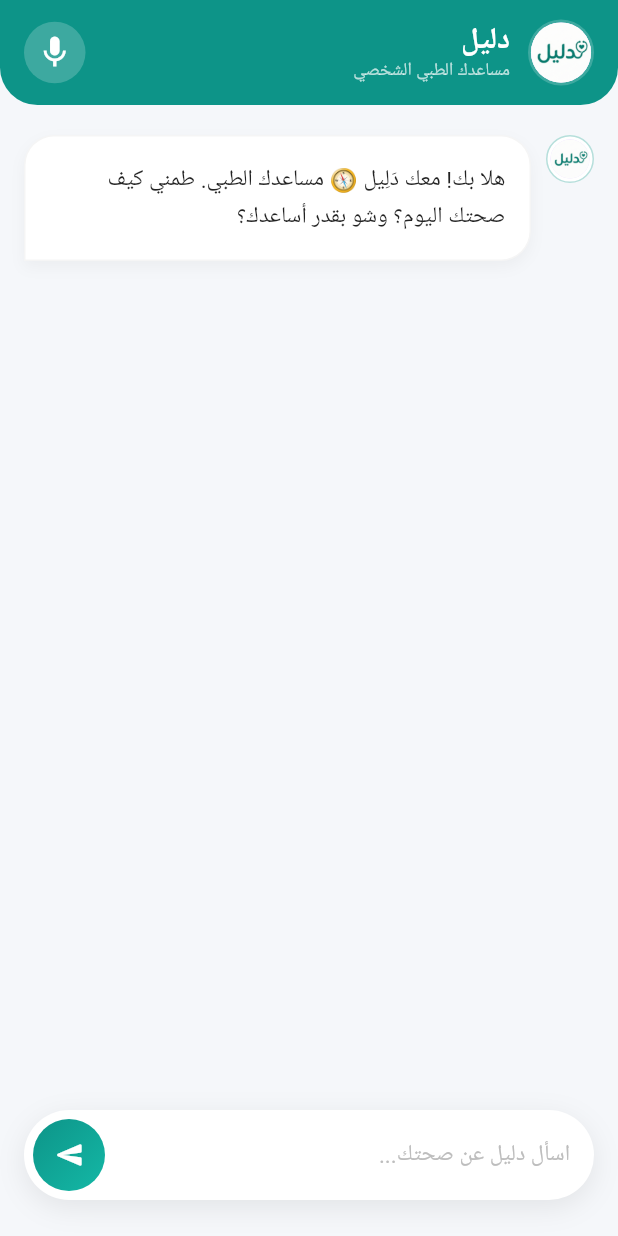
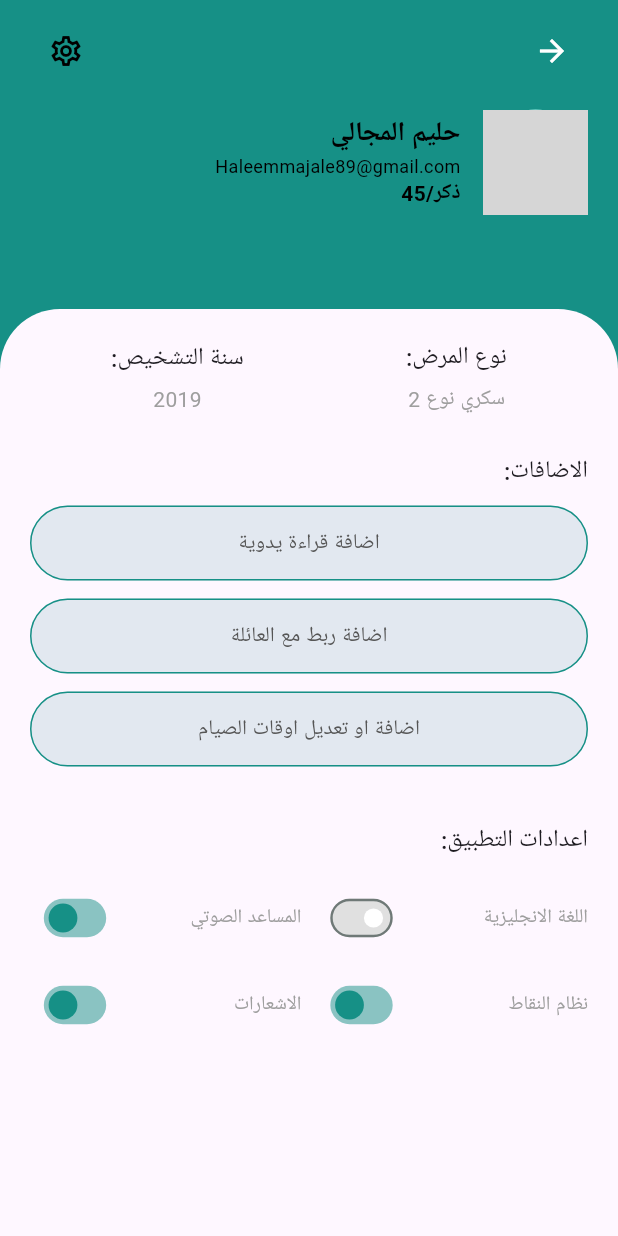
Before and after one commit to anas56u/health-compass, a Flutter app: the screen it shows after launch, on a phone screen of 412 x 824 dp. Run offline on Flutter 3.47's test engine with Material 3 defaults, Android fonts, the phone set to English and light mode, and no system bars; drawn by our look-alikes of flutter_markdown; our stand-ins replace avatar_glow, bloc, cloud_firestore, equatable, firebase_auth, firebase_core and 12 more; missing offline and left inert: health; accounts and stored records are empty; network calls fail; Roboto replaces fonts that are missing (Arial); grey boxes are pictures that could not be loaded.

Commit message:
patient_profile_ui

```diff
--- /dev/null
+++ b/lib/feature/profile/patient_profile.dart
@@ -0,0 +1,236 @@
+import 'package:flutter/material.dart';
+
+class PatientProfilePage extends StatefulWidget {
+  const PatientProfilePage({super.key});
+
+  @override
+  State<PatientProfilePage> createState() => _PatientProfilePageState();
+}
+
+class _PatientProfilePageState extends State<PatientProfilePage> {
+  bool _isEnglish = false;
+  bool _isPointsSystem = true;
+  bool _isVoiceAssistant = true;
+  bool _isNotifications = true;
+
+  @override
+  Widget build(BuildContext context) {
+    const primaryTurquoise = Color(0xFF169086);
+    const lightCardBg = Color(0xFFEDF1F6);
+    const buttonBg = Color(0xFFE2E8F0);
+    const mainText = Colors.black;
+
+
+    return Theme(
+      data: ThemeData(
+        fontFamily: 'Arial',
+        colorScheme: ColorScheme.fromSeed(
+          seedColor: primaryTurquoise,
+          primary: primaryTurquoise,
+          surface: lightCardBg,
+          onSurface: mainText,
+        ),
+        scaffoldBackgroundColor: primaryTurquoise,
+
+        outlinedButtonTheme: OutlinedButtonThemeData(
+          style: OutlinedButton.styleFrom(
+            backgroundColor: buttonBg,
+            foregroundColor: const Color(0xFF555555),
+            side: const BorderSide(color: primaryTurquoise, width: 1),
+            shape: RoundedRectangleBorder(
+              borderRadius: BorderRadius.circular(25),
+            ),
+            textStyle: const TextStyle(fontSize: 14, fontFamily: 'Arial'),
+            minimumSize: const Size(double.infinity, 50),
+          ),
+        ),
+
+        switchTheme: SwitchThemeData(
+          thumbColor: MaterialStateProperty.resolveWith((states) {
+            if (states.contains(MaterialState.selected)) return primaryTurquoise;
+            return Colors.white;
+          }),
+          trackColor: MaterialStateProperty.resolveWith((states) {
+            if (states.contains(MaterialState.selected)) return primaryTurquoise.withOpacity(0.5);
+            return Colors.grey.shade300;
+          }),
+        ),
+
+        textTheme: const TextTheme(
+          titleMedium: TextStyle(fontWeight: FontWeight.bold, fontSize: 16),
+          bodyMedium: TextStyle(fontSize: 14),
+        ),
+      ),
+      child: Directionality(
+        textDirection: TextDirection.rtl,
+        child: Scaffold(
+          body: Stack(
+            children: [
+              _buildHeader(),
+              Align(
+                alignment: Alignment.bottomCenter,
+                child: Container(
+                  height: MediaQuery.of(context).size.height * 0.75,
+                  decoration: BoxDecoration(
+                    color: Theme.of(context).colorScheme.surface,
+                    borderRadius: const BorderRadius.only(
+                      topLeft: Radius.circular(40),
+                      topRight: Radius.circular(40),
+                    ),
+                  ),
+                  child: SingleChildScrollView(
+                    padding: const EdgeInsets.all(20),
+                    child: Column(
+                      crossAxisAlignment: CrossAxisAlignment.start,
+                      children: [
+                        _buildInfoCard(Theme.of(context)),
+                        const SizedBox(height: 25),
+                        Text('الاضافات:', style: Theme.of(context).textTheme.titleMedium),
+                        const SizedBox(height: 10),
+                        _buildActionButtons(),
+                        const SizedBox(height: 25),
+                        Text('اعدادات التطبيق:', style: Theme.of(context).textTheme.titleMedium),
+                        const SizedBox(height: 10),
+                        _buildSettingsSection(),
+                      ],
+                    ),
+                  ),
+                ),
+              ),
+            ],
+          ),
+        ),
+      ),
+    );
+  }
+
+
+  Widget _buildHeader() {
+    return SafeArea(
+      child: Padding(
+        padding: const EdgeInsets.symmetric(horizontal: 20, vertical: 10),
+        child: Column(
+          children: [
+            Row(
+              mainAxisAlignment: MainAxisAlignment.spaceBetween,
+              children: [
+                IconButton(
+                  icon: const Icon(Icons.arrow_back, color: Colors.white),
+                  onPressed: () {
+                     if (Navigator.canPop(context)) {
+                       Navigator.pop(context);
+                     }
+                  },
+                ),
+                IconButton(
+                  icon: const Icon(Icons.settings_outlined, color: Colors.black),
+                  onPressed: () {},
+                ),
+              ],
+            ),
+            const SizedBox(height: 15),
+            Row(
+              children: [
+                const CircleAvatar(
+                  radius: 35,
+                  backgroundImage: NetworkImage('https://i.pravatar.cc/150?img=11'),
+                ),
+                const SizedBox(width: 15),
+                Column(
+                  crossAxisAlignment: CrossAxisAlignment.start,
+                  children: const [
+                    Text('حليم المجالي', style: TextStyle(fontWeight: FontWeight.bold, fontSize: 18)),
+                    Text('Haleemmajale89@gmail.com', style: TextStyle(fontSize: 12)),
+                    Text('ذكر/45', style: TextStyle(fontWeight: FontWeight.bold)),
+                  ],
+                ),
+              ],
+            ),
+          ],
+        ),
+      ),
+    );
+  }
+
+  Widget _buildInfoCard(ThemeData theme) {
+    return Row(
+      mainAxisAlignment: MainAxisAlignment.spaceAround,
+      children: [
+        _buildInfoColumn('نوع المرض:', 'سكري نوع 2', theme),
+        _buildInfoColumn('سنة التشخيص:', '2019', theme),
+      ],
+    );
+  }
+
+  Widget _buildInfoColumn(String title, String value, ThemeData theme) {
+    return Column(
+      children: [
+        Text(title, style: theme.textTheme.titleMedium),
+        const SizedBox(height: 5),
+        Text(value, style: const TextStyle(color: Colors.grey, fontSize: 14)),
+      ],
+    );
+  }
+
+  Widget _buildActionButtons() {
+    final buttons = [
+      'اضافة قراءة يدوية',
+      'اضافة ربط مع العائلة',
+      'اضافة او تعديل اوقات الصيام',
+    ];
+
+    return Column(
+      children: buttons.map((text) => Container(
+        margin: const EdgeInsets.only(bottom: 12),
+        child: OutlinedButton(
+          onPressed: () {},
+          child: Text(text),
+        ),
+      )).toList(),
+    );
+  }
+
+  Widget _buildSettingsSection() {
+    return Row(
+      crossAxisAlignment: CrossAxisAlignment.start,
+      children: [
+        Expanded(
+          child: Column(
+            children: [
+              _buildSwitchRow('اللغة الانجليزية', _isEnglish, (v) => setState(() => _isEnglish = v)),
+              _buildSwitchRow('نظام النقاط', _isPointsSystem, (v) => setState(() => _isPointsSystem = v)),
+            ],
+          ),
+        ),
+        const SizedBox(width: 10),
+        Expanded(
+          child: Column(
+            children: [
+              _buildSwitchRow('المساعد الصوتي', _isVoiceAssistant, (v) => setState(() => _isVoiceAssistant = v)),
+              _buildSwitchRow('الاشعارات', _isNotifications, (v) => setState(() => _isNotifications = v)),
+            ],
+          ),
+        ),
+      ],
+    );
+  }
+
+  Widget _buildSwitchRow(String text, bool value, Function(bool) onChanged) {
+    return Padding(
+      padding: const EdgeInsets.symmetric(vertical: 5),
+      child: Row(
+        mainAxisAlignment: MainAxisAlignment.spaceBetween,
+        children: [
+          Expanded(child: Text(text, style: const TextStyle(fontSize: 13, color: Colors.grey))),
+          Transform.scale(
+            scale: 0.8,
+            child: Switch(
+              value: value,
+              onChanged: onChanged,
+            ),
+          ),
+        ],
+      ),
+    );
+  }
+}
--- a/lib/main.dart
+++ b/lib/main.dart
@@ -9,9 +9,15 @@ import 'package:health_compass/feature/chatbot/ui/screens/chat_bot_screen.dart';
 import 'package:health_compass/feature/health_tracking/presentation/cubits/SimpleBlocObserver.dart';
 import 'package:health_compass/feature/health_tracking/presentation/cubits/health_cubit/health_cubit.dart';
 import 'package:firebase_core/firebase_core.dart';
+import 'package:health_compass/feature/profile/patient_profile.dart';
 import 'firebase_options.dart';
 
-void main() {
+
+void main() async {
+  Bloc.observer = SimpleBlocObserver();
+
+  WidgetsFlutterBinding.ensureInitialized();
+  await Firebase.initializeApp(options: DefaultFirebaseOptions.currentPlatform);
   runApp(const MyApp());
 }
 
@@ -20,53 +26,31 @@ class MyApp extends StatelessWidget {
 
   @override
   Widget build(BuildContext context) {
-    // 👇 الخطأ عندك هنا: يجب أن تبدأ بـ MaterialApp
-    return MaterialApp(
-      debugShowCheckedModeBanner: false,
-      title: 'Health Compass',
-      theme: ThemeData(primarySwatch: Colors.teal, useMaterial3: true),
-      // 👇 وهنا تضع شاشتك
-      home: const ChatBotScreen(),
+    return ScreenUtilInit(
+      designSize: const Size(375, 812),
+      minTextAdapt: true,
+      splitScreenMode: true,
+      builder: (context, child) {
+      return  MultiBlocProvider(
+          providers: [
+            BlocProvider(create: (context) => HealthCubit()),
+
+            BlocProvider(
+              create: (context) => SignupCubit(
+                AuthRepositoryImpl(
+                  remoteDataSource: AuthRemoteDataSourceImpl(),
+                ),
+              ),
+            ),
+          ],
+          child: MaterialApp(
+            // debugShowCheckedModeBanner: false,
+            // initialRoute: AppRoutes.splash,
+            // onGenerateRoute: AppRouter().generateRoute,
+            home: PatientProfilePage(),
+          ),
+        );
+      },
     );
   }
 }
-// void main() async {
-//   Bloc.observer = SimpleBlocObserver();
-
-//   WidgetsFlutterBinding.ensureInitialized();
-//   await Firebase.initializeApp(options: DefaultFirebaseOptions.currentPlatform);
-//   runApp(const MyApp());
-// }
-
-// class MyApp extends StatelessWidget {
-//   const MyApp({super.key});
-
-//   @override
-//   Widget build(BuildContext context) {
-//     return ScreenUtilInit(
-//       designSize: const Size(375, 812),
-//       minTextAdapt: true,
-//       splitScreenMode: true,
-//       builder: (context, child) {
-//       return  MultiBlocProvider(
-//           providers: [
-//             BlocProvider(create: (context) => HealthCubit()),
-
-//             BlocProvider(
-//               create: (context) => SignupCubit(
-//                 AuthRepositoryImpl(
-//                   remoteDataSource: AuthRemoteDataSourceImpl(),
-//                 ),
-//               ),
-//             ),
-//           ],
-//           child: MaterialApp(
-//             debugShowCheckedModeBanner: false,
-//             initialRoute: AppRoutes.splash,
-//             onGenerateRoute: AppRouter().generateRoute,
-//           ),
-//         );
-//       },
-//     );
-//   }
-// }
```
